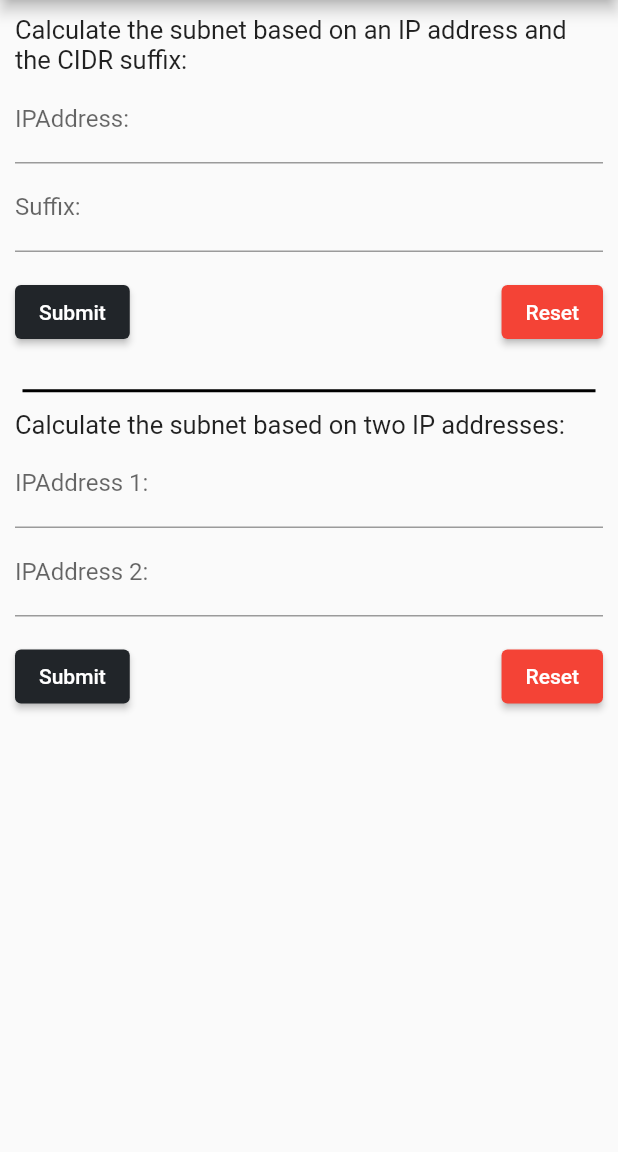
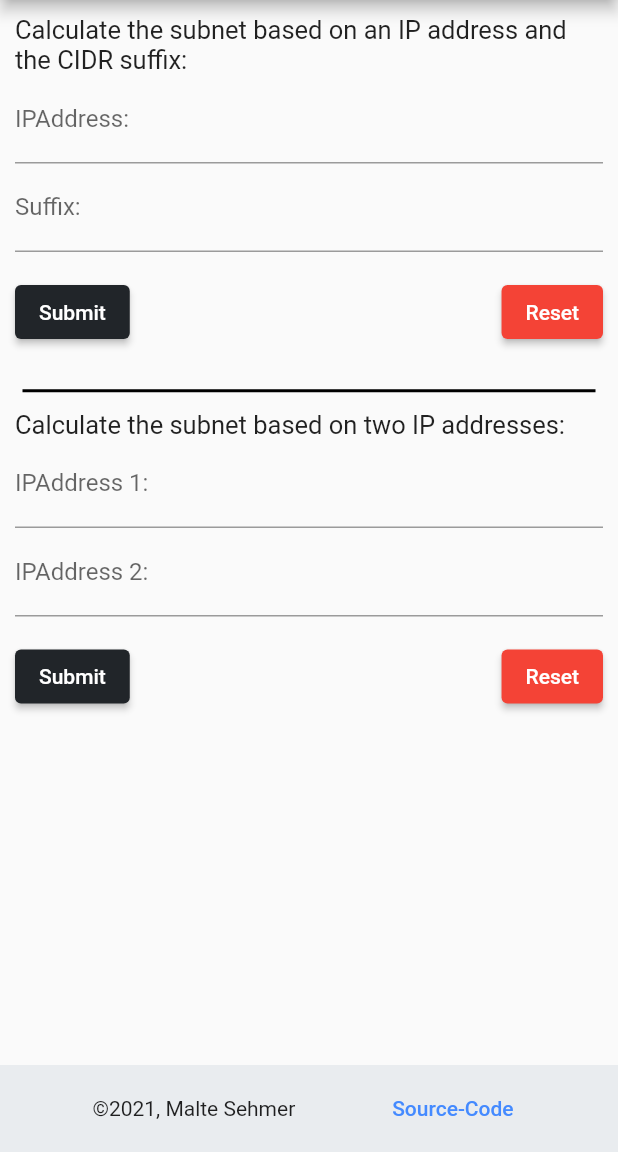
Before and after one commit to Malte2036/networkcalculator, a Flutter app: the screen it shows after launch, on a phone screen of 412 x 824 dp, the part 84-1236 px from its top. Run offline on Flutter 3.47's test engine with Material 2 defaults, Android fonts, the light colour scheme and no system bars.

Commit message:
Added: Source-Code Footer

```diff
--- a/lib/screens/networkManagerMainScreen.dart
+++ b/lib/screens/networkManagerMainScreen.dart
@@ -4,6 +4,7 @@ import 'package:networkcalculator/data/NetworkMaskManager.dart';
 import 'package:networkcalculator/widgets/calculateNetworkMaskFormByTwoAddressWidget.dart';
 import 'package:networkcalculator/widgets/calculateNetworkMaskFormWidget.dart';
 import 'package:networkcalculator/widgets/networkMaskInfoWidget.dart';
+import 'package:url_launcher/url_launcher.dart';
 
 class NetworkManagerMainScreen extends StatefulWidget {
   @override
@@ -12,6 +13,9 @@ class NetworkManagerMainScreen extends StatefulWidget {
 }
 
 class _NetworkManagerMainScreenState extends State<NetworkManagerMainScreen> {
+  final String _sourceCodeUrl =
+      'https://github.com/Malte2036/networkcalculator';
+
   @override
   Widget build(BuildContext context) {
     return Scaffold(
@@ -38,6 +42,27 @@ class _NetworkManagerMainScreenState extends State<NetworkManagerMainScreen> {
             ],
           ),
         ),
-    );
+        bottomNavigationBar: Container(
+          color: const Color.fromRGBO(233, 236, 239, 1),
+          child: Padding(
+            padding: const EdgeInsets.all(5.0),
+            child: Row(
+              crossAxisAlignment: CrossAxisAlignment.center,
+              mainAxisAlignment: MainAxisAlignment.spaceEvenly,
+              children: <Widget>[
+                const Text('©2021, Malte Sehmer'),
+                TextButton(
+                  style: TextButton.styleFrom(
+                    primary: Colors.blueAccent,
+                  ),
+                  onPressed: () async => canLaunch(_sourceCodeUrl) != null
+                      ? await launch(_sourceCodeUrl)
+                      : throw 'Could not launch $_sourceCodeUrl',
+                  child: const Text('Source-Code'),
+                )
+              ],
+            ),
+          ),
+        ));
   }
 }
--- a/pubspec.yaml
+++ b/pubspec.yaml
@@ -23,6 +23,7 @@ environment:
 dependencies:
   flutter:
     sdk: flutter
+  url_launcher: 6.0.2
 
 
   # The following adds the Cupertino Icons font to your application.
```
Also changed, not shown: pubspec.lock, 2 other files. Lines whose indentation alone changed are shown as unchanged.
